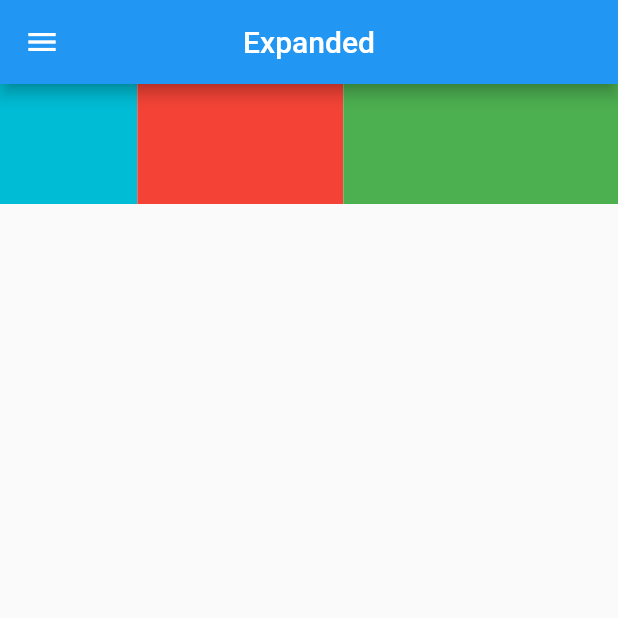
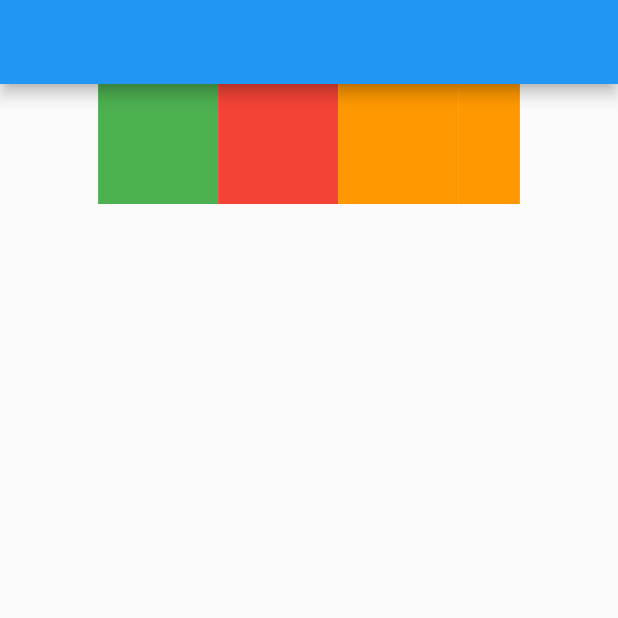
Before and after one commit to omar6260/30DAYOF-FLUTTER, a Flutter app: the screen it shows after launch, on a phone screen of 412 x 824 dp, the top half of it. Run offline on Flutter 3.47's test engine with Material 2 defaults, Android fonts, the phone set to English and light mode, and no system bars.

Commit message:
add to flexible container

```diff
--- a/flutter_exmple/lib/main.dart
+++ b/flutter_exmple/lib/main.dart
@@ -5,6 +5,7 @@ import 'package:flutter_exmple/widgets/align.dart';
 import 'package:flutter_exmple/widgets/center.dart';
 import 'package:flutter_exmple/widgets/column.dart';
 import 'package:flutter_exmple/widgets/container.dart';
+import 'package:flutter_exmple/widgets/flexible.dart';
 
 void main() {
   runApp(const MyApp());
@@ -21,7 +22,7 @@ class MyApp extends StatelessWidget {
       theme: ThemeData(
         primarySwatch: Colors.blue,
       ),
-      home: ExpandedExample(),
+      home: FlexibleExemple(),
     );
   }
 }
--- a/flutter_exmple/lib/widgets/Expanded.dart
+++ b/flutter_exmple/lib/widgets/Expanded.dart
@@ -14,9 +14,9 @@ class ExpandedExample extends StatelessWidget {
           centerTitle: true,
         ),
         body: Center(
-          child: Column(
-            children: [
-              Row(
+          child: Row(
+            mainAxisAlignment: MainAxisAlignment.spaceBetween,
+            mainAxisSize: MainAxisSize.max,
             children: [
               Expanded(
                 child: Container(
@@ -41,8 +41,6 @@ class ExpandedExample extends StatelessWidget {
               ),
             ],
           ),
-            ],
-          ),
         ));
   }
 }
--- a/flutter_exmple/lib/widgets/flexible.dart
+++ b/flutter_exmple/lib/widgets/flexible.dart
@@ -36,6 +36,13 @@ class FlexibleExemple extends StatelessWidget {
             ),
             flex: 4,
           ),
+          Flexible(
+            child: Container(
+              color: Colors.orange,
+              width: 80,
+              height: 80,
+            ),
+          )
         ],
       ),
     );
```
Lines whose indentation alone changed are shown as unchanged.
